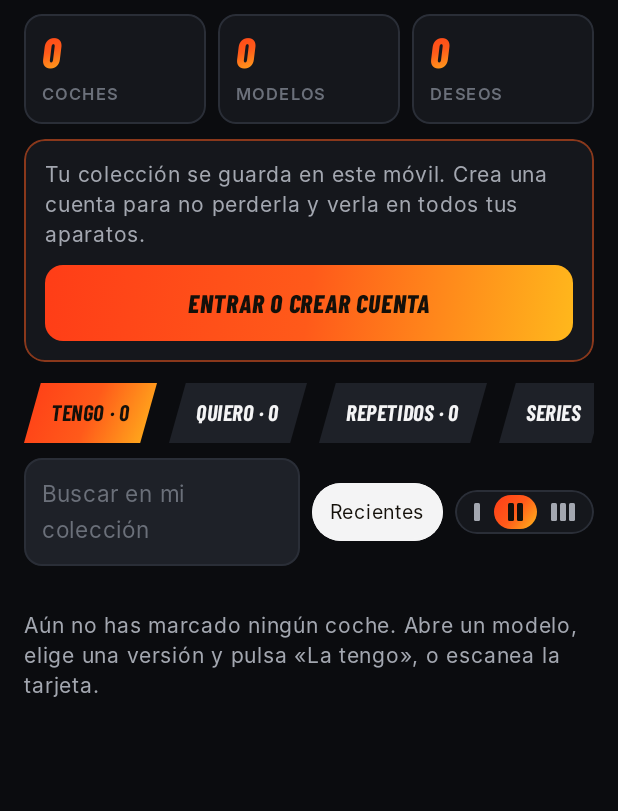
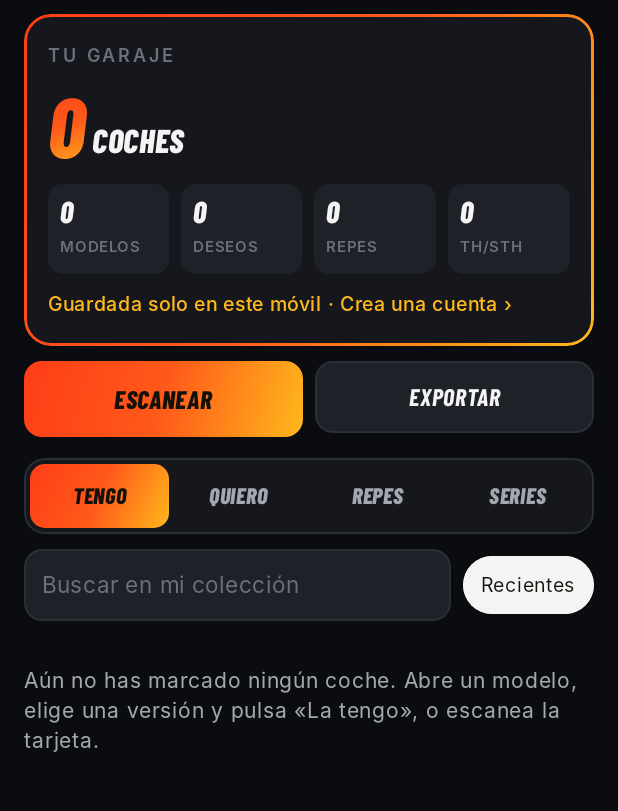
Before and after one commit to jonatanmonteror-gif/noir-wheels, an Android app built with Jetpack Compose: the screen it shows after launch (MainActivity), after a tap on "Mi colección", on a phone screen of 412 x 824 dp, the part 76-887 px from its top. Run offline under Robolectric (Android 15) with nearby library versions, the phone set to English and light mode, and no system bars; libraries missing offline, so code that uses them is left out: com.google.mlkit.common, com.google.mlkit.nl; pictures from the network do not load; 1 statement that could not run was skipped.

Commit message:
Update notice, email-verified accounts, columns in Settings, 15-photo limit, collection redesign
Co-Authored-By: Claude Opus 5.5 <noreply@anthropic.com>
Claude-Session: https://claude.ai/code/session_016Xm7Stuafj4dAg9p9cGLXt

```diff
--- a/app/src/main/java/com/wolfwheels/app/MainActivity.kt
+++ b/app/src/main/java/com/wolfwheels/app/MainActivity.kt
@@ -24,5 +24,6 @@ class MainActivity : ComponentActivity() {
         super.onStart()
         // Bring changes made on other phones
         lifecycleScope.launch { com.wolfwheels.app.data.MyCollection.sync() }
+        com.wolfwheels.app.ui.AppState.resumes.intValue++
     }
 }
--- a/app/src/main/java/com/wolfwheels/app/data/Server.kt
+++ b/app/src/main/java/com/wolfwheels/app/data/Server.kt
@@ -40,6 +40,11 @@ object Server {
         e is ApiError && e.reason == "password" -> "La contraseña debe tener al menos 6 caracteres."
         e is ApiError && e.reason == "wait" -> "Demasiados intentos. Espera 15 minutos."
         e is ApiError && e.reason == "login" -> "Tu sesión ha caducado. Vuelve a entrar."
+        e is ApiError && e.reason == "code" -> "El código no es correcto."
+        e is ApiError && e.reason == "expired" -> "El código ha caducado. Pide uno nuevo."
+        e is ApiError && e.reason == "mail" -> "No se pudo enviar el correo. Inténtalo en un momento."
+        e is ApiError && e.reason == "mail_wait" -> "Espera un minuto antes de pedir otro código."
+        e is ApiError && e.reason == "unverified" -> "Falta verificar tu email. Te hemos mandado un código nuevo."
         e is ApiError && e.code == 404 -> "El servidor de Wolf Wheels aún no está instalado."
         e is ApiError -> "El servidor respondió con un error (${e.code})."
         else -> "No hay conexión con el servidor. Revisa internet."
--- a/app/src/main/java/com/wolfwheels/app/ui/App.kt
+++ b/app/src/main/java/com/wolfwheels/app/ui/App.kt
@@ -27,6 +27,7 @@ object AppState {
     val stack = mutableStateListOf<Route>()
     val viewer = mutableStateOf<Viewer?>(null)
     val update = mutableStateOf<Updater.Release?>(null)
+    val resumes = androidx.compose.runtime.mutableIntStateOf(0)
 
     data class Viewer(val photos: List<Wiki.Photo>, val start: Int)
 
@@ -42,10 +43,8 @@ object AppState {
 @Composable
 fun App() {
     WolfTheme {
-        LaunchedEffect(Unit) {
-            val r = Updater.latest()
-            if (r != null && r.versionCode > Updater.currentCode) AppState.update.value = r
-        }
+        // Check for a new version when the app opens and every time it comes back (at most every 30 min)
+        LaunchedEffect(AppState.resumes.intValue) { UpdateFlow.check() }
         BackHandler(enabled = AppState.viewer.value != null || AppState.stack.isNotEmpty()) { AppState.back() }
 
         Box(Modifier.fillMaxSize().background(WW.bg)) {
@@ -64,6 +63,7 @@ fun App() {
                 }
             }
             AppState.viewer.value?.let { PhotoViewer(it) }
+            UpdateDialog()
         }
     }
 }
--- a/app/src/main/java/com/wolfwheels/app/ui/CollectionScreen.kt
+++ b/app/src/main/java/com/wolfwheels/app/ui/CollectionScreen.kt
@@ -107,52 +107,71 @@ fun CollectionScreen() {
         ) {
             item(span = { GridItemSpan(maxLineSpan) }) {
                 Column {
+                    // Garage summary
+                    Column(
+                        Modifier.fillMaxWidth().clip(RoundedCornerShape(18.dp)).background(WW.surface)
+                            .border(1.5.dp, WW.accent, RoundedCornerShape(18.dp)).padding(16.dp)
+                    ) {
+                        Text("TU GARAJE", color = WW.text3, fontSize = 12.sp, letterSpacing = 2.sp, fontWeight = FontWeight.SemiBold)
+                        Row(verticalAlignment = Alignment.Bottom) {
+                            Text("$cars", style = androidx.compose.ui.text.TextStyle(brush = WW.accent), fontFamily = Barlow, fontWeight = FontWeight.ExtraBold,
+                                fontStyle = FontStyle.Italic, fontSize = 56.sp, lineHeight = 58.sp)
+                            Text(if (cars == 1) " COCHE" else " COCHES", color = WW.text, fontFamily = Barlow, fontWeight = FontWeight.ExtraBold,
+                                fontStyle = FontStyle.Italic, fontSize = 22.sp, modifier = Modifier.padding(bottom = 10.dp))
+                        }
+                        Spacer(Modifier.height(6.dp))
+                        Row(horizontalArrangement = Arrangement.spacedBy(8.dp)) {
+                            MiniStat("$models", "modelos", Modifier.weight(1f))
+                            MiniStat("$want", "deseos", Modifier.weight(1f))
+                            MiniStat("${dups.sumOf { it.qty - 1 }}", "repes", Modifier.weight(1f))
+                            MiniStat("${haveItems.count { it.th > 0 }}", "TH/STH", Modifier.weight(1f))
+                        }
+                        if (spent > 0) Text("Gastado: ${"%.2f".format(spent).replace('.', ',')} €", color = WW.text2, fontSize = 13.sp, modifier = Modifier.padding(top = 10.dp))
+                        Spacer(Modifier.height(8.dp))
+                        if (Account.loggedIn.value) {
+                            val err = MyCollection.lastError.value
+                            Text(
+                                when { MyCollection.syncing.value -> "Sincronizando…"; err != null -> err; else -> "✓ Guardada en tu cuenta" },
+                                color = if (err != null) WW.orange else WW.text3, fontSize = 12.sp
+                            )
+                        } else {
+                            Text("Guardada solo en este móvil · Crea una cuenta ›", color = WW.amber, fontSize = 13.sp, fontWeight = FontWeight.Medium,
+                                modifier = Modifier.clickable { AppState.push(Route.Account) })
+                        }
+                    }
+                    Spacer(Modifier.height(10.dp))
                     Row(horizontalArrangement = Arrangement.spacedBy(8.dp)) {
-                        BigStat("$cars", "coches", Modifier.weight(1f))
-                        BigStat("$models", "modelos", Modifier.weight(1f))
-                        BigStat("$want", "deseos", Modifier.weight(1f))
-                    }
-                    if (spent > 0) Text("Gastado: ${"%.2f".format(spent).replace('.', ',')} €", color = WW.text2, fontSize = 13.sp, modifier = Modifier.padding(top = 8.dp))
-                    Spacer(Modifier.height(10.dp))
-                    if (!Account.loggedIn.value) {
-                        Column(
-                            Modifier.fillMaxWidth().clip(RoundedCornerShape(14.dp)).background(WW.surface)
-                                .border(1.dp, WW.orange.copy(alpha = 0.5f), RoundedCornerShape(14.dp)).padding(14.dp)
-                        ) {
-                            Text("Tu colección se guarda en este móvil. Crea una cuenta para no perderla y verla en todos tus aparatos.",
-                                color = WW.text2, fontSize = 14.sp, lineHeight = 20.sp)
-                            Spacer(Modifier.height(10.dp))
-                            PrimaryButton("Entrar o crear cuenta", Modifier.fillMaxWidth()) { AppState.push(Route.Account) }
-                        }
-                    } else {
-                        val err = MyCollection.lastError.value
-                        Text(
-                            when { MyCollection.syncing.value -> "Sincronizando…"; err != null -> err; else -> "Guardada en tu cuenta (${Account.email.value})" },
-                            color = if (err != null) WW.orange else WW.text3, fontSize = 13.sp
-                        )
+                        PrimaryButton("Escanear", Modifier.weight(1f)) { AppState.push(Route.Scan) }
+                        SecondaryButton("Exportar", Modifier.weight(1f)) { export() }
                     }
                     Spacer(Modifier.height(14.dp))
-                    LazyRow(horizontalArrangement = Arrangement.spacedBy(8.dp)) {
-                        item { Pill("Tengo · ${haveItems.size}", tab == "have") { tab = "have" } }
-                        item { Pill("Quiero · $want", tab == "want") { tab = "want" } }
-                        item { Pill("Repetidos · ${dups.size}", tab == "dup") { tab = "dup" } }
-                        item { Pill("Series", tab == "series") { tab = "series" } }
+                    // Tabs
+                    Row(Modifier.fillMaxWidth().clip(RoundedCornerShape(14.dp)).background(WW.surface).border(1.dp, WW.line, RoundedCornerShape(14.dp)).padding(4.dp)) {
+                        listOf("have" to "Tengo", "want" to "Quiero", "dup" to "Repes", "series" to "Series").forEach { (k, l) ->
+                            val on = tab == k
+                            Box(
+                                Modifier.weight(1f).clip(RoundedCornerShape(10.dp)).then(if (on) Modifier.background(WW.accent) else Modifier)
+                                    .clickable { tab = k }.padding(vertical = 9.dp),
+                                contentAlignment = Alignment.Center
+                            ) {
+                                Text(l.uppercase(), color = if (on) WW.onAccent else WW.text2, fontFamily = Barlow, fontWeight = FontWeight.ExtraBold,
+                                    fontStyle = FontStyle.Italic, fontSize = 15.sp)
+                            }
+                        }
                     }
                     if (tab != "series") {
+                        Spacer(Modifier.height(10.dp))
+                        Row(verticalAlignment = Alignment.CenterVertically) {
+                            Input(query, "Buscar en mi colección", Modifier.weight(1f)) { query = it }
+                            Spacer(Modifier.padding(4.dp))
+                            SmallChip(listOf("Recientes", "Por año", "A-Z")[sort], true) { sort = (sort + 1) % 3 }
+                        }
                         if (garages.isNotEmpty()) {
                             Spacer(Modifier.height(8.dp))
                             LazyRow(horizontalArrangement = Arrangement.spacedBy(8.dp)) {
                                 item { SmallChip("Todos los garajes", garage == null) { garage = null } }
                                 items(garages.size) { i -> SmallChip(garages[i], garage == garages[i]) { garage = if (garage == garages[i]) null else garages[i] } }
                             }
-                        }
-                        Spacer(Modifier.height(10.dp))
-                        Row(verticalAlignment = Alignment.CenterVertically) {
-                            Input(query, "Buscar en mi colección", Modifier.weight(1f)) { query = it }
-                            Spacer(Modifier.padding(4.dp))
-                            SmallChip(listOf("Recientes", "Por año", "A-Z")[sort], true) { sort = (sort + 1) % 3 }
-                            Spacer(Modifier.padding(4.dp))
-                            ColumnsToggle()
                         }
                     }
                 }
@@ -170,7 +189,14 @@ fun CollectionScreen() {
                         }, color = WW.text2, fontSize = 14.sp, lineHeight = 20.sp, modifier = Modifier.padding(top = 20.dp)
                     )
                 }
-                items(list, key = { it.key }) { item -> CollectionCard(item) }
+                if (sort == 1) {
+                    list.groupBy { it.year.take(4).ifBlank { "Sin año" } }.forEach { (y, group) ->
+                        item(span = { GridItemSpan(maxLineSpan) }, key = "y$y") { Heading(y, Modifier.padding(top = 10.dp), size = 20, trailing = "${group.sumOf { it.qty }}") }
+                        items(group, key = { it.key }) { item -> CollectionCard(item) }
+                    }
+                } else {
+                    items(list, key = { it.key }) { item -> CollectionCard(item) }
+                }
             }
             item(span = { GridItemSpan(maxLineSpan) }) { Spacer(Modifier.windowInsetsBottomHeight(WindowInsets.navigationBars)) }
         }
@@ -248,6 +274,14 @@ private fun SeriesProgress(have: List<MyCollection.Item>) {
 }
 
 @Composable
+private fun MiniStat(value: String, label: String, modifier: Modifier) {
+    Column(modifier.clip(RoundedCornerShape(10.dp)).background(WW.surface2).padding(horizontal = 8.dp, vertical = 6.dp)) {
+        Text(value, color = WW.text, fontFamily = Barlow, fontWeight = FontWeight.ExtraBold, fontStyle = FontStyle.Italic, fontSize = 20.sp)
+        Text(label.uppercase(), color = WW.text3, fontSize = 10.sp, letterSpacing = 0.5.sp, fontWeight = FontWeight.SemiBold, maxLines = 1)
+    }
+}
+
+@Composable
 fun SmallChip(text: String, selected: Boolean, onClick: () -> Unit) {
     Box(
         Modifier.clip(RoundedCornerShape(50)).background(if (selected) WW.text else WW.surface)
--- a/app/src/main/java/com/wolfwheels/app/ui/HomeScreen.kt
+++ b/app/src/main/java/com/wolfwheels/app/ui/HomeScreen.kt
@@ -234,7 +234,6 @@ fun HomeScreen() {
                 Row(verticalAlignment = Alignment.CenterVertically) {
                     Heading(title, Modifier.weight(1f).padding(top = 4.dp, bottom = 2.dp), size = 22,
                         trailing = if (cars.isNotEmpty()) "${cars.size}${if (finished) "" else "+"}" else null)
-                    ColumnsToggle()
                 }
             }
             itemsIndexed(cars, key = { _, c -> c.title }) { _, car -> CarCard(car) { AppState.open(car.title) } }
--- a/app/src/main/java/com/wolfwheels/app/ui/ListingScreen.kt
+++ b/app/src/main/java/com/wolfwheels/app/ui/ListingScreen.kt
@@ -81,8 +81,7 @@ fun ListingScreen(label: String, target: String) {
                 Column {
                     Row(verticalAlignment = Alignment.CenterVertically) {
                         Heading(label, Modifier.weight(1f), size = 22, trailing = list?.size?.let { n -> if (n == cars?.size) "$n" else "$n de ${cars?.size}" })
-                        ColumnsToggle()
-                    }
+                        }
                     if (!cars.isNullOrEmpty()) {
                         Spacer(Modifier.height(10.dp))
                         Row(verticalAlignment = Alignment.CenterVertically) {
```
Also changed, not shown: app/src/main/java/com/wolfwheels/app/data/Account.kt (+8 -1 lines), app/src/main/java/com/wolfwheels/app/data/Changelog.kt (+7 -0 lines), app/src/main/java/com/wolfwheels/app/ui/AccountScreen.kt (+40 -4 lines), app/src/main/java/com/wolfwheels/app/ui/DetailScreen.kt (+5 -2 lines), app/src/main/java/com/wolfwheels/app/ui/SettingsScreen.kt (+25 -22 lines), app/src/main/java/com/wolfwheels/app/ui/UpdateDialog.kt (added, +120 -0 lines), 1 other file.
